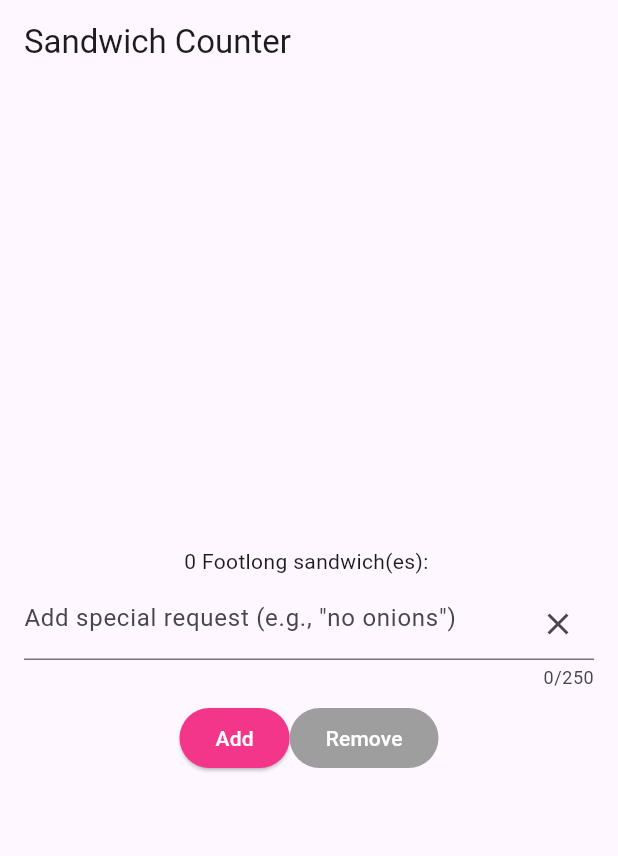
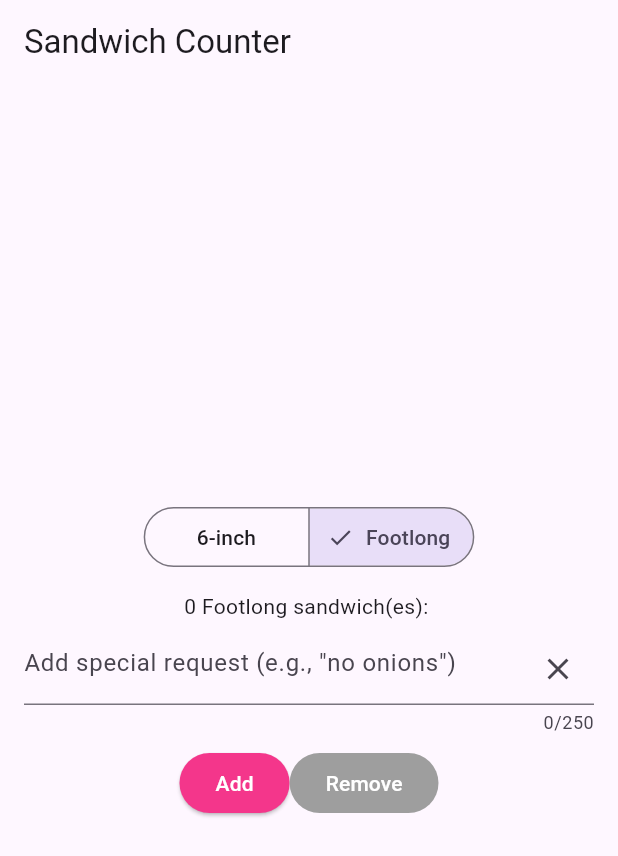
Before and after one commit to charis0627/sandwitch_app, a Flutter app: the screen it shows after launch, on a phone screen of 412 x 824 dp. Shown: the top 856 px of the screen. Run offline on Flutter 3.47's test engine with Material 3 defaults, Android fonts, the phone set to English and light mode, and no system bars.

```diff
--- a/lib/main.dart
+++ b/lib/main.dart
@@ -4,6 +4,8 @@ void main() {
   runApp(const App());
   // runApp(const MyApp());
 }
+
+enum SandwichSize { sixInch, footlong }
 
 class App extends StatelessWidget {
   const App({super.key});
@@ -32,6 +34,10 @@ class _OrderScreenState extends State<OrderScreen> {
   int _quantity = 0;
   final TextEditingController _noteController = TextEditingController();
   String _note = '';
+  SandwichSize _selectedSize = SandwichSize.footlong;
+
+  String _sizeLabel(SandwichSize s) =>
+      s == SandwichSize.footlong ? 'Footlong' : '6-inch';
 
   void _increaseQuantity() {
     if (_quantity < widget.maxQuantity) {
@@ -70,9 +76,25 @@ class _OrderScreenState extends State<OrderScreen> {
         child: Column(
           mainAxisAlignment: MainAxisAlignment.center,
           children: <Widget>[
+            // Size selector
+            SegmentedButton<SandwichSize>(
+              segments: const <ButtonSegment<SandwichSize>>[
+                ButtonSegment(
+                    value: SandwichSize.sixInch, label: Text('6-inch')),
+                ButtonSegment(
+                    value: SandwichSize.footlong, label: Text('Footlong')),
+              ],
+              selected: <SandwichSize>{_selectedSize},
+              onSelectionChanged: (Set<SandwichSize> newSelection) {
+                setState(() {
+                  _selectedSize = newSelection.first;
+                });
+              },
+            ),
+            const SizedBox(height: 12),
             OrderItemDisplay(
               _quantity,
-              'Footlong',
+              _sizeLabel(_selectedSize),
               note: _note,
             ),
             Padding(
```
